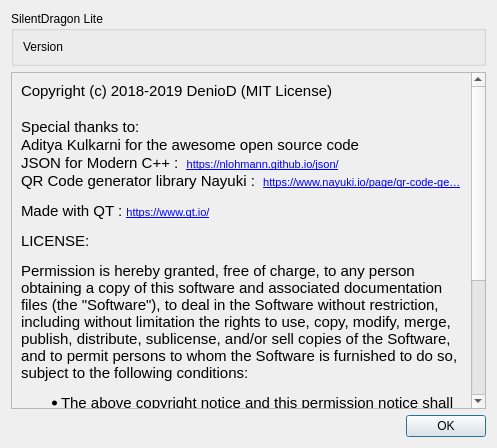
This is src/about.ui in leto/SilentDragonLite as Qt 5 draws it before an edit. The edited form follows.
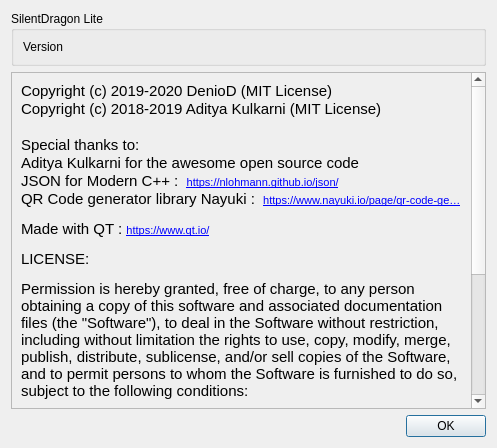
This is the edited form.

```diff
--- a/src/about.ui
+++ b/src/about.ui
@@ -41,7 +41,7 @@
         <x>0</x>
         <y>0</y>
         <width>463</width>
-        <height>534</height>
+        <height>551</height>
        </rect>
       </property>
       <layout class="QVBoxLayout" name="verticalLayout_3">
@@ -52,17 +52,18 @@
 &lt;html&gt;&lt;head&gt;&lt;meta name=&quot;qrichtext&quot; content=&quot;1&quot; /&gt;&lt;style type=&quot;text/css&quot;&gt;
 p, li { white-space: pre-wrap; }
 &lt;/style&gt;&lt;/head&gt;&lt;body style=&quot; font-family:'Ubuntu'; font-size:11pt; font-weight:400; font-style:normal;&quot;&gt;
-&lt;p style=&quot; margin-top:0px; margin-bottom:0px; margin-left:0px; margin-right:0px; -qt-block-indent:0; text-indent:0px;&quot;&gt;Copyright (c) 2018-2019 DenioD (MIT License)&lt;/p&gt;
-&lt;p style=&quot;-qt-paragraph-type:empty; margin-top:0px; margin-bottom:0px; margin-left:0px; margin-right:0px; -qt-block-indent:0; text-indent:0px;&quot;&gt;&lt;br /&gt;&lt;/p&gt;
-&lt;p style=&quot; margin-top:0px; margin-bottom:0px; margin-left:0px; margin-right:0px; -qt-block-indent:0; text-indent:0px;&quot;&gt;Special thanks to:&lt;/p&gt;
-&lt;p style=&quot; margin-top:0px; margin-bottom:0px; margin-left:0px; margin-right:0px; -qt-block-indent:0; text-indent:0px;&quot;&gt;Aditya Kulkarni for the awesome open source code&lt;/p&gt;
-&lt;p style=&quot; margin-top:0px; margin-bottom:0px; margin-left:0px; margin-right:0px; -qt-block-indent:0; text-indent:0px;&quot;&gt;JSON for Modern C++ :  &lt;a href=&quot;https://nlohmann.github.io/json/&quot;&gt;&lt;span style=&quot; font-family:'MS Shell Dlg 2'; font-size:8pt; text-decoration: underline; color:#0000ff;&quot;&gt;https://nlohmann.github.io/json/&lt;/span&gt;&lt;/a&gt;&lt;/p&gt;
-&lt;p style=&quot; margin-top:0px; margin-bottom:0px; margin-left:0px; margin-right:0px; -qt-block-indent:0; text-indent:0px;&quot;&gt;QR Code generator library Nayuki :  &lt;a href=&quot;https://www.nayuki.io/page/qr-code-generator-library&quot;&gt;&lt;span style=&quot; font-family:'MS Shell Dlg 2'; font-size:8pt; text-decoration: underline; color:#0000ff;&quot;&gt;https://www.nayuki.io/page/qr-code-ge…&lt;/span&gt;&lt;/a&gt;&lt;/p&gt;
-&lt;p style=&quot; margin-top:12px; margin-bottom:12px; margin-left:0px; margin-right:0px; -qt-block-indent:0; text-indent:0px;&quot;&gt;Made with QT : &lt;a href=&quot;https://www.qt.io/&quot;&gt;&lt;span style=&quot; font-family:'MS Shell Dlg 2'; font-size:8pt; text-decoration: underline; color:#0000ff;&quot;&gt;https://www.qt.io/&lt;/span&gt;&lt;/a&gt;&lt;/p&gt;
-&lt;p style=&quot; margin-top:12px; margin-bottom:12px; margin-left:0px; margin-right:0px; -qt-block-indent:0; text-indent:0px;&quot;&gt;LICENSE:&lt;/p&gt;
-&lt;p style=&quot; margin-top:12px; margin-bottom:12px; margin-left:0px; margin-right:0px; -qt-block-indent:0; text-indent:0px;&quot;&gt;Permission is hereby granted, free of charge, to any person obtaining a copy of this software and associated documentation files (the &amp;quot;Software&amp;quot;), to deal in the Software without restriction, including without limitation the rights to use, copy, modify, merge, publish, distribute, sublicense, and/or sell copies of the Software, and to permit persons to whom the Software is furnished to do so, subject to the following conditions:&lt;/p&gt;
-&lt;ul style=&quot;margin-top: 0px; margin-bottom: 0px; margin-left: 0px; margin-right: 0px; -qt-list-indent: 1;&quot;&gt;&lt;li style=&quot; margin-top:12px; margin-bottom:12px; margin-left:0px; margin-right:0px; -qt-block-indent:0; text-indent:0px;&quot;&gt;The above copyright notice and this permission notice shall be included in all copies or substantial portions of the Software.&lt;/li&gt;
-&lt;li style=&quot; margin-top:12px; margin-bottom:12px; margin-left:0px; margin-right:0px; -qt-block-indent:0; text-indent:0px;&quot;&gt;The Software is provided &amp;quot;as is&amp;quot;, without warranty of any kind, express or implied, including but not limited to the warranties of merchantability, fitness for a particular purpose and noninfringement. In no event shall the authors or copyright holders be liable for any claim, damages or other liability, whether in an action of contract, tort or otherwise, arising from, out of or in connection with the Software or the use or other dealings in the Software.&lt;/li&gt;&lt;/ul&gt;&lt;/body&gt;&lt;/html&gt;</string>
+&lt;p style=&quot; margin-top:0px; margin-bottom:0px; margin-left:0px; margin-right:0px; -qt-block-indent:0; text-indent:0px;&quot;&gt;&lt;span style=&quot; font-family:'Ubuntu';&quot;&gt;Copyright (c) 2019-2020 DenioD (MIT License)&lt;/span&gt;&lt;/p&gt;
+&lt;p style=&quot; margin-top:0px; margin-bottom:0px; margin-left:0px; margin-right:0px; -qt-block-indent:0; text-indent:0px;&quot;&gt;&lt;span style=&quot; font-family:'Ubuntu';&quot;&gt;Copyright (c) 2018-2019 Aditya Kulkarni (MIT License)&lt;/span&gt;&lt;/p&gt;
+&lt;p style=&quot;-qt-paragraph-type:empty; margin-top:0px; margin-bottom:0px; margin-left:0px; margin-right:0px; -qt-block-indent:0; text-indent:0px; font-family:'Ubuntu';&quot;&gt;&lt;br /&gt;&lt;/p&gt;
+&lt;p style=&quot; margin-top:0px; margin-bottom:0px; margin-left:0px; margin-right:0px; -qt-block-indent:0; text-indent:0px;&quot;&gt;&lt;span style=&quot; font-family:'Ubuntu';&quot;&gt;Special thanks to:&lt;/span&gt;&lt;/p&gt;
+&lt;p style=&quot; margin-top:0px; margin-bottom:0px; margin-left:0px; margin-right:0px; -qt-block-indent:0; text-indent:0px;&quot;&gt;&lt;span style=&quot; font-family:'Ubuntu';&quot;&gt;Aditya Kulkarni for the awesome open source code&lt;/span&gt;&lt;/p&gt;
+&lt;p style=&quot; margin-top:0px; margin-bottom:0px; margin-left:0px; margin-right:0px; -qt-block-indent:0; text-indent:0px;&quot;&gt;&lt;span style=&quot; font-family:'Ubuntu';&quot;&gt;JSON for Modern C++ :  &lt;/span&gt;&lt;a href=&quot;https://nlohmann.github.io/json/&quot;&gt;&lt;span style=&quot; font-family:'MS Shell Dlg 2'; font-size:8pt; text-decoration: underline; color:#0000ff;&quot;&gt;https://nlohmann.github.io/json/&lt;/span&gt;&lt;/a&gt;&lt;/p&gt;
+&lt;p style=&quot; margin-top:0px; margin-bottom:0px; margin-left:0px; margin-right:0px; -qt-block-indent:0; text-indent:0px;&quot;&gt;&lt;span style=&quot; font-family:'Ubuntu';&quot;&gt;QR Code generator library Nayuki :  &lt;/span&gt;&lt;a href=&quot;https://www.nayuki.io/page/qr-code-generator-library&quot;&gt;&lt;span style=&quot; font-family:'MS Shell Dlg 2'; font-size:8pt; text-decoration: underline; color:#0000ff;&quot;&gt;https://www.nayuki.io/page/qr-code-ge…&lt;/span&gt;&lt;/a&gt;&lt;/p&gt;
+&lt;p style=&quot; margin-top:12px; margin-bottom:12px; margin-left:0px; margin-right:0px; -qt-block-indent:0; text-indent:0px;&quot;&gt;&lt;span style=&quot; font-family:'Ubuntu';&quot;&gt;Made with QT : &lt;/span&gt;&lt;a href=&quot;https://www.qt.io/&quot;&gt;&lt;span style=&quot; font-family:'MS Shell Dlg 2'; font-size:8pt; text-decoration: underline; color:#0000ff;&quot;&gt;https://www.qt.io/&lt;/span&gt;&lt;/a&gt;&lt;/p&gt;
+&lt;p style=&quot; margin-top:12px; margin-bottom:12px; margin-left:0px; margin-right:0px; -qt-block-indent:0; text-indent:0px;&quot;&gt;&lt;span style=&quot; font-family:'Ubuntu';&quot;&gt;LICENSE:&lt;/span&gt;&lt;/p&gt;
+&lt;p style=&quot; margin-top:12px; margin-bottom:12px; margin-left:0px; margin-right:0px; -qt-block-indent:0; text-indent:0px;&quot;&gt;&lt;span style=&quot; font-family:'Ubuntu';&quot;&gt;Permission is hereby granted, free of charge, to any person obtaining a copy of this software and associated documentation files (the &amp;quot;Software&amp;quot;), to deal in the Software without restriction, including without limitation the rights to use, copy, modify, merge, publish, distribute, sublicense, and/or sell copies of the Software, and to permit persons to whom the Software is furnished to do so, subject to the following conditions:&lt;/span&gt;&lt;/p&gt;
+&lt;ul style=&quot;margin-top: 0px; margin-bottom: 0px; margin-left: 0px; margin-right: 0px; -qt-list-indent: 1;&quot;&gt;&lt;li style=&quot; font-family:'Ubuntu';&quot; style=&quot; margin-top:12px; margin-bottom:12px; margin-left:0px; margin-right:0px; -qt-block-indent:0; text-indent:0px;&quot;&gt;The above copyright notice and this permission notice shall be included in all copies or substantial portions of the Software.&lt;/li&gt;
+&lt;li style=&quot; font-family:'Ubuntu';&quot; style=&quot; margin-top:12px; margin-bottom:12px; margin-left:0px; margin-right:0px; -qt-block-indent:0; text-indent:0px;&quot;&gt;The Software is provided &amp;quot;as is&amp;quot;, without warranty of any kind, express or implied, including but not limited to the warranties of merchantability, fitness for a particular purpose and noninfringement. In no event shall the authors or copyright holders be liable for any claim, damages or other liability, whether in an action of contract, tort or otherwise, arising from, out of or in connection with the Software or the use or other dealings in the Software.&lt;/li&gt;&lt;/ul&gt;&lt;/body&gt;&lt;/html&gt;</string>
          </property>
          <property name="wordWrap">
           <bool>true</bool>
```
